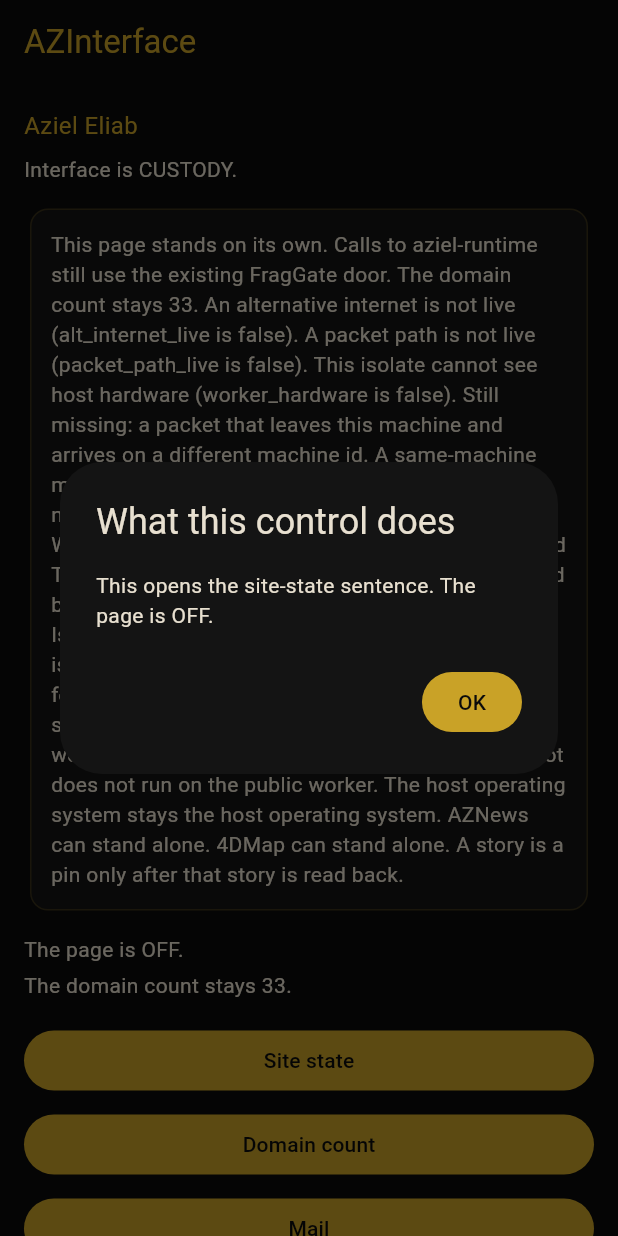
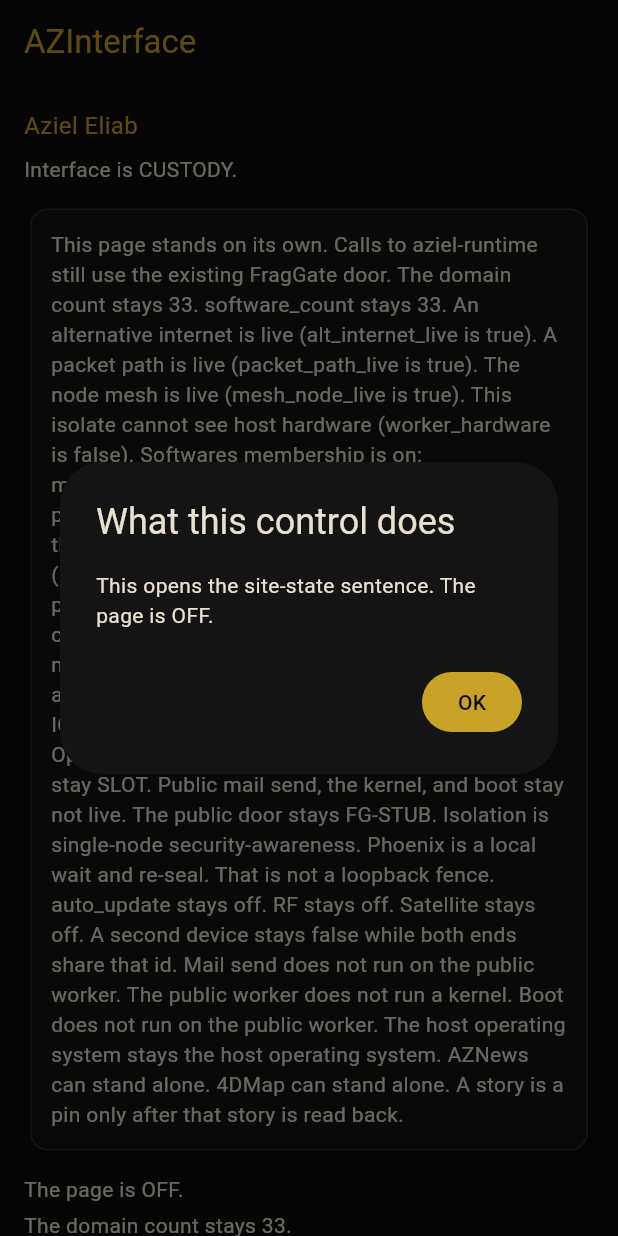
Before and after one commit to AzielEliab/azinterface, a Flutter app: the screen it shows after launch, on a phone screen of 412 x 824 dp. Run offline on Flutter 3.47's test engine with Material 3 defaults, Android fonts, the phone set to English and light mode, and no system bars; our stand-ins replace shared_preferences.

Commit message:
Show Softwares membership on the human app
The Flutter sentences follow the tracker isolate fact on main 50ac22bf.
mesh_node_live, alt_internet_live, and packet_path_live stay true as
Softwares membership, not the QNS cite plane. software_count stays 33.
Softwares-tab placements stay 42 and are labeled apart from that count.
The snapshot label is the tracker git_sha from GET /v1/health. Mail, the
kernel, boot, and a second device stay not live. site_state stays OFF.

Co-authored-by: Aziel Elroi Eliab <AzielEliab@users.noreply.github.com>

```diff
--- a/mobile/lib/claims.dart
+++ b/mobile/lib/claims.dart
@@ -1,4 +1,7 @@
-// Fails closed when a sentence says a refused door is live.
+// Fails closed when a sentence says mail send, the kernel, boot, or a
+// second device is live. Softwares membership (mesh_node_live,
+// alt_internet_live, packet_path_live) is on. That trio is not one of
+// these doors, and it is not the QNS cite plane.
 
 class LiveTopic {
   const LiveTopic(this.name, this.topic, this.live);
@@ -17,18 +20,6 @@ final List<LiveTopic> liveTopics = [
   LiveTopic(
     'public mail send',
     RegExp(r'public mail send|mail send', caseSensitive: false),
-    RegExp(r'\b(is live|are live|runs|is running|does run|live)\b',
-        caseSensitive: false),
-  ),
-  LiveTopic(
-    'packet path',
-    RegExp(r'packet path', caseSensitive: false),
-    RegExp(r'\b(is live|are live|runs|is running|does run|live)\b',
-        caseSensitive: false),
-  ),
-  LiveTopic(
-    'alternative internet',
-    RegExp(r'alternative internet', caseSensitive: false),
     RegExp(r'\b(is live|are live|runs|is running|does run|live)\b',
         caseSensitive: false),
   ),
--- a/mobile/lib/facts.dart
+++ b/mobile/lib/facts.dart
@@ -1,23 +1,46 @@
-// Sentences a person reads. Same not-live contract as the public worker.
-// software_count stays 33. site_state stays OFF. Live flags stay false.
+// Sentences a person reads. Same Softwares-membership contract as the
+// download tracker (workers/download-tracker/src/alt-internet-fact.js).
+// mesh_node_live, alt_internet_live, and packet_path_live are true.
+// That trio is Softwares membership. It is not the QNS cite plane.
+// software_count stays 33. Softwares-tab placements are a different count.
+// site_state stays OFF. Cap-7 stays names-only.
+// Snapshot label is the tracker git_sha from GET /v1/health.
 
 const int softwareCount = 33;
 const String siteState = 'OFF';
 
-// Isolate form of the worker sentence. This app does not invent a machine id.
+/// Tracker deploy git_sha read from GET /v1/health on
+/// azinterface-download-tracker. Snapshot label only. Not software_count.
+const String trackerSnapshotSha = '50ac22bf51fde35d05251038dfefb5b3a4fda329';
+
+const String snapshotLabel =
+    'Snapshot label 50ac22bf51fde35d05251038dfefb5b3a4fda329 from tracker GET /v1/health.';
+
+/// Runtime catalog count. Softwares-tab placements, not software_count.
+const String softwaresTabPlacements =
+    'Softwares-tab placements stay 42. That count is the runtime catalog. It is not software_count.';
+
+// Isolate form of the tracker sentence. This app does not invent a machine id.
 const String notLiveSentence =
-    'An alternative internet is not live (alt_internet_live is false). '
-    'A packet path is not live (packet_path_live is false). '
+    'An alternative internet is live (alt_internet_live is true). '
+    'A packet path is live (packet_path_live is true). '
+    'The node mesh is live (mesh_node_live is true). '
     'This isolate cannot see host hardware (worker_hardware is false). '
-    'Still missing: a packet that leaves this machine and arrives on a different machine id. '
+    'Softwares membership is on: mesh_node_live, alt_internet_live, and packet_path_live are true. '
+    'That membership is not the QNS cite plane. '
+    'QNM membership is on (mesh_node_live, alt_internet_live, and packet_path_live). '
+    'That membership is not the QNS cite plane. '
+    'GET /v1/mesh never enables. '
     'A same-machine mesh frame does not count. '
     'Cap-7 and .aziel stay names, not a public registrar and not ICANN or BGP. '
+    'Cap-7 stays names-only. '
     'WireGuard, OpenVPN, an L3 exit pool, kernel UDP, and TUN/TAP stay SLOT. '
     'Public mail send, the kernel, and boot stay not live. '
     'The public door stays FG-STUB. '
     'Isolation is single-node security-awareness. '
     'Phoenix is a local wait and re-seal. '
-    'That is not a loopback fence.';
+    'That is not a loopback fence. '
+    'auto_update stays off. RF stays off. Satellite stays off.';
 
 const String sameMachineSentence =
     'A second device stays false while both ends share that id.';
@@ -25,6 +48,7 @@ const String sameMachineSentence =
 const String standSentence =
     'This page stands on its own. Calls to aziel-runtime still use the existing FragGate door. '
     'The domain count stays 33. '
+    'software_count stays 33. '
     '$notLiveSentence '
     '$sameMachineSentence '
     'Mail send does not run on the public worker. The public worker does not run a kernel. '
@@ -65,11 +89,13 @@ const List<SentenceControl> sentenceControls = [
   SentenceControl(
     id: 'domain-count',
     label: 'Domain count',
-    hint: 'This opens the domain count. software_count stays 33.',
+    hint:
+        'This opens the domain count. software_count stays 33. Softwares-tab placements stay 42.',
     title: 'Domain count',
     sentences: [
       'The domain count stays 33.',
       'software_count stays 33.',
+      softwaresTabPlacements,
     ],
   ),
   SentenceControl(
@@ -86,7 +112,7 @@ const List<SentenceControl> sentenceControls = [
     id: 'network',
     label: 'Network',
     hint:
-        'This opens the network sentence. alt_internet_live is false. packet_path_live is false.',
+        'This opens the network sentence. Softwares membership is on. alt_internet_live, packet_path_live, and mesh_node_live are true. That membership is not the QNS cite plane. Cap-7 stays names-only.',
     title: 'Network',
     sentences: [
       notLiveSentence,
@@ -130,6 +156,8 @@ String visibleCopy() {
     'The page is $siteState.',
     'The domain count stays $softwareCount.',
     'software_count stays $softwareCount.',
+    softwaresTabPlacements,
+    snapshotLabel,
     backHint,
     'What this control does',
     for (final control in sentenceControls) ...[
--- a/mobile/lib/home.dart
+++ b/mobile/lib/home.dart
@@ -34,6 +34,16 @@ class HomePage extends StatelessWidget {
                 Text(
                   'The domain count stays $softwareCount.',
                   key: const Key('software-count-sentence'),
+                ),
+                const SizedBox(height: 4),
+                const Text(
+                  softwaresTabPlacements,
+                  key: Key('softwares-tab-placements'),
+                ),
+                const SizedBox(height: 4),
+                const Text(
+                  snapshotLabel,
+                  key: Key('snapshot-label'),
                 ),
                 const SizedBox(height: 16),
                 for (final control in sentenceControls) ...[
```
Also changed, not shown: 4 other files.
